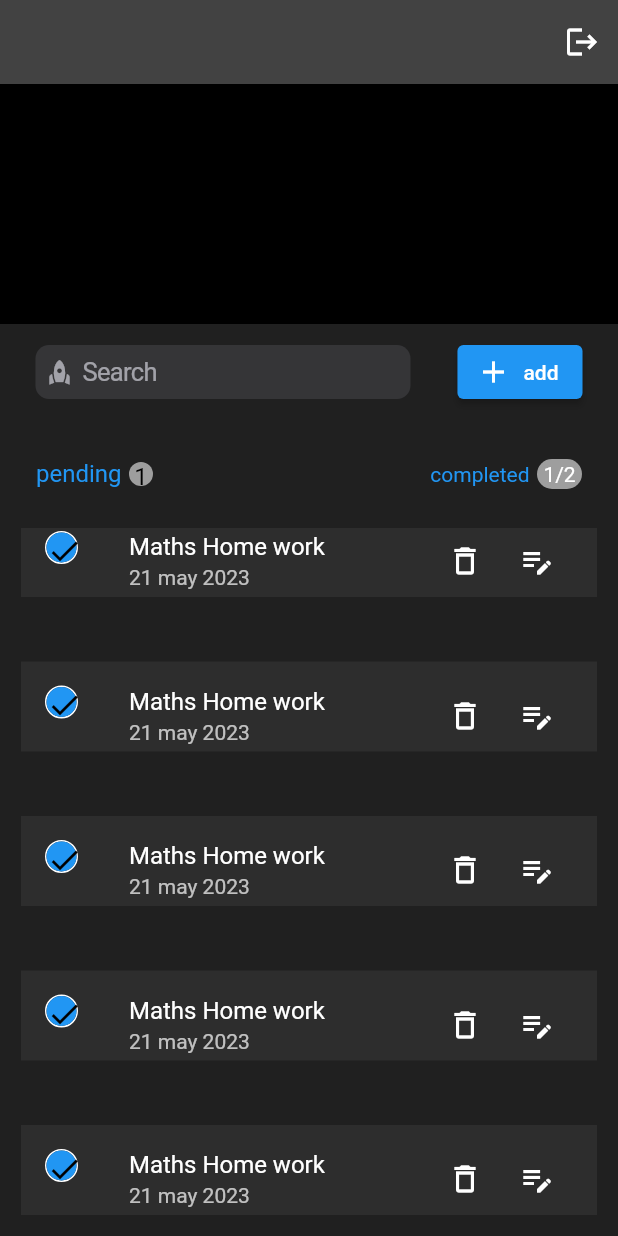
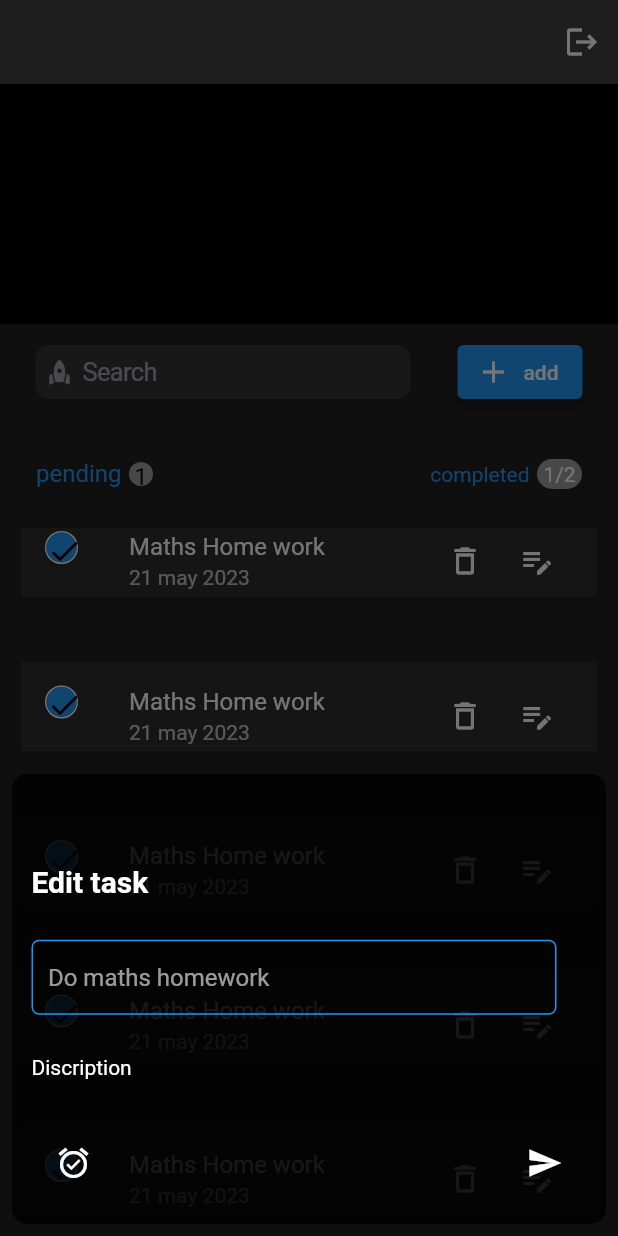
Before and after one commit to saleemaperidot/todofirebase, a Flutter app: the screen it shows once a user with an empty profile is signed in, scrolled down 552 dp, after a tap on the "edit note" icon, on a phone screen of 412 x 824 dp. Run offline on Flutter 3.47's test engine with Material 2 defaults, Android fonts, the phone set to English and light mode, and no system bars; our stand-ins replace firebase_auth, firebase_core, get, google_sign_in; accounts and stored records are empty.

Commit message:
edit task ui

```diff
--- a/lib/views/home.dart
+++ b/lib/views/home.dart
@@ -139,7 +139,9 @@ class Home extends StatelessWidget {
                                 onPressed: () {},
                                 icon: Icon(Icons.delete_outlined)),
                             IconButton(
-                                onPressed: () {},
+                                onPressed: () {
+                                  _showEditModelBottomSheet();
+                                },
                                 icon: Icon(Icons.edit_note_outlined)),
                           ],
                         ),
@@ -158,6 +160,66 @@ class Home extends StatelessWidget {
           ],
         ),
       )),
+    );
+  }
+
+  void _showEditModelBottomSheet() {
+    Get.bottomSheet(
+      Padding(
+        padding: const EdgeInsets.all(8.0),
+        child: Container(
+          height: 300,
+          decoration: BoxDecoration(
+              color: Colors.black.withOpacity(0.8),
+              borderRadius: BorderRadius.horizontal(
+                  left: Radius.circular(10), right: Radius.circular(10))),
+          // Background color of the bottom sheet
+          child: Padding(
+            padding: const EdgeInsets.all(13.0),
+            child: Column(
+              mainAxisSize: MainAxisSize.min,
+              mainAxisAlignment: MainAxisAlignment.spaceBetween,
+              crossAxisAlignment: CrossAxisAlignment.start,
+              children: <Widget>[
+                SizedBox(
+                  height: 20,
+                ),
+                Text(
+                  "Edit task",
+                  style: TextStyle(fontSize: 20, fontWeight: FontWeight.bold),
+                ),
+                Container(
+                  width: 350.0, // Set the width as needed
+                  padding: EdgeInsets.symmetric(
+                      horizontal: 10.0), // Optional padding
+                  decoration: BoxDecoration(
+                    border: Border.all(
+                      color: Colors.blue, // Border color
+                      width: 1.0, // Border width
+                    ),
+                    borderRadius:
+                        BorderRadius.circular(5.0), // Optional border radius
+                  ),
+                  child: TextFormField(
+                    decoration: InputDecoration(
+                      hintText: 'Do maths homework',
+                      border: InputBorder.none, // Hide the default border
+                    ),
+                  ),
+                ),
+                Text("Discription"),
+                ListTile(
+                  leading: Icon(Icons.alarm_on_outlined),
+                  trailing: Icon(Icons.send),
+                ),
+
+                // Add more list items as needed
+              ],
+            ),
+          ),
+        ),
+      ),
+      isScrollControlled: true, // Use true for a modal bottom sheet
     );
   }
 }
```
